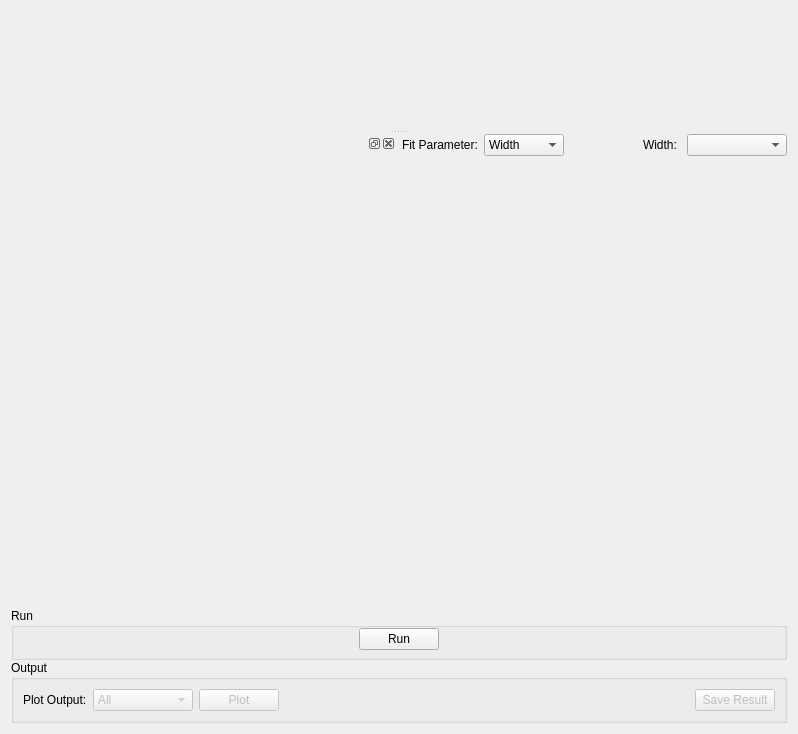
First picture: the form in qt/scientific_interfaces/Indirect/JumpFit.ui, repository mantidproject/mantid, before the edit.
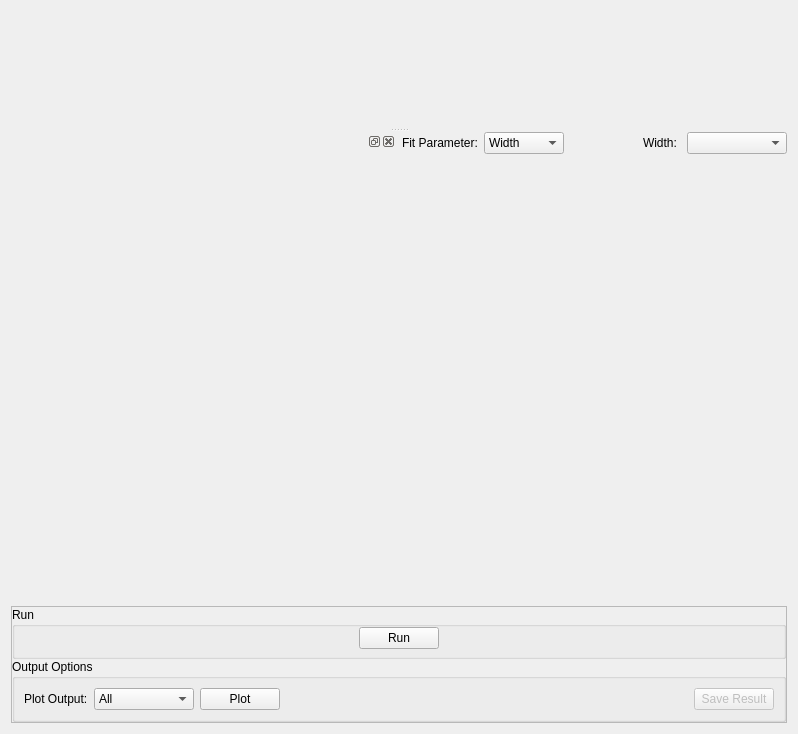
Second picture: the form after the edit. Custom widgets are drawn as their Qt base class.

Diff of the .ui file:
```diff
--- a/qt/scientific_interfaces/Indirect/JumpFit.ui
+++ b/qt/scientific_interfaces/Indirect/JumpFit.ui
@@ -138,6 +138,12 @@
        </item>
        <item>
         <widget class="QFrame" name="fResults">
+         <property name="frameShape">
+          <enum>QFrame::StyledPanel</enum>
+         </property>
+         <property name="frameShadow">
+          <enum>QFrame::Raised</enum>
+         </property>
          <layout class="QVBoxLayout" name="verticalLayout_3">
           <property name="spacing">
            <number>0</number>
@@ -205,7 +211,7 @@
           <item>
            <widget class="QGroupBox" name="gbOutput">
             <property name="title">
-             <string>Output</string>
+             <string>Output Options</string>
             </property>
             <layout class="QHBoxLayout" name="horizontalLayout">
              <item>
@@ -217,9 +223,6 @@
              </item>
              <item>
               <widget class="QComboBox" name="cbPlotType">
-               <property name="enabled">
-                <bool>false</bool>
-               </property>
                <property name="minimumSize">
                 <size>
                  <width>100</width>
@@ -241,9 +244,6 @@
              </item>
              <item>
               <widget class="QPushButton" name="pbPlot">
-               <property name="enabled">
-                <bool>false</bool>
-               </property>
                <property name="text">
                 <string>Plot</string>
                </property>
```
